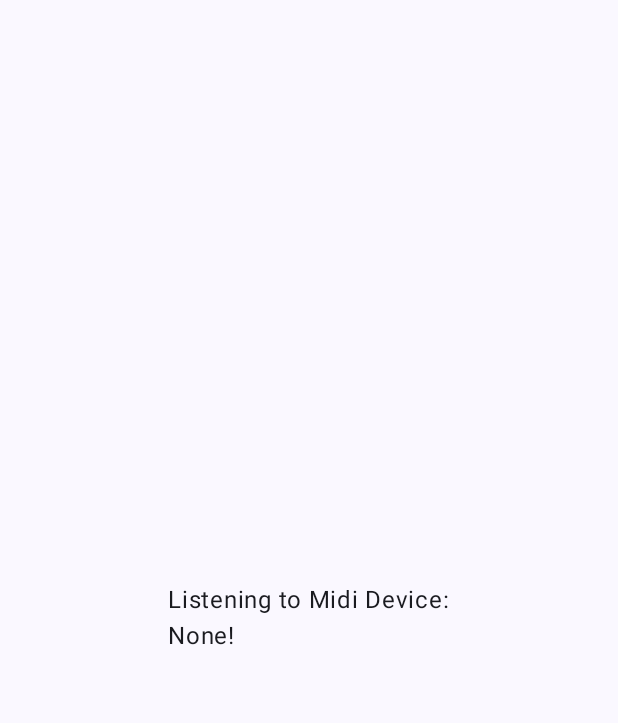
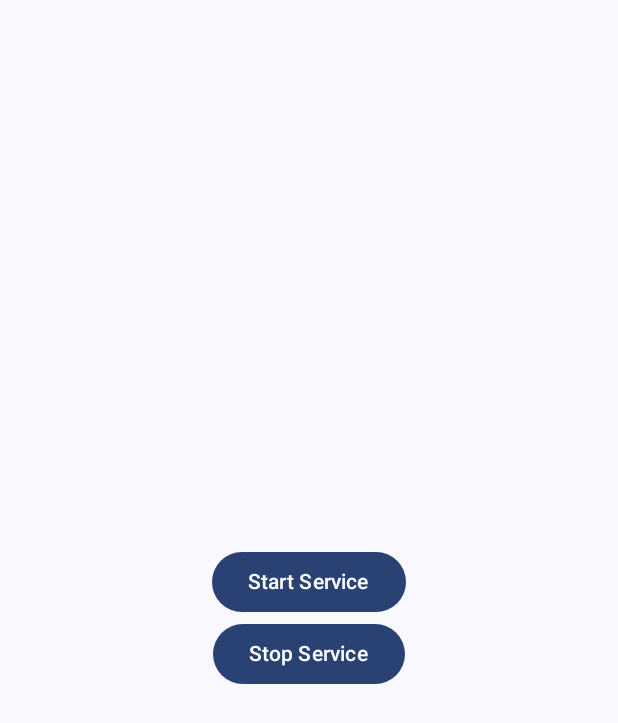
Before and after one commit to dkxl/midi2link, an Android app built with Jetpack Compose: the screen it shows after launch (MainActivity), on a phone screen of 412 x 824 dp. Shown: the top 723 px of the screen. Run offline under Robolectric (Android 15) with nearby library versions, the phone set to English and light mode, and no system bars.

Commit message:
Request Notification permissions if not previously granted, then allow foreground services to be started. Make sure the midi device xml defines the name, or MobileSheets will not recognise the device.

```diff
--- a/app/build.gradle.kts
+++ b/app/build.gradle.kts
@@ -55,8 +55,9 @@ dependencies {
     implementation(libs.androidx.compose.ui.graphics)
     implementation(libs.androidx.compose.ui.tooling.preview)
     implementation(libs.androidx.compose.material3)
-    implementation(libs.midi.events)
-    implementation(libs.midi.devices)
+    implementation(libs.accompanist.permissions)
+//    implementation(libs.midi.events)
+//    implementation(libs.midi.devices)
     testImplementation(libs.junit)
     androidTestImplementation(libs.androidx.junit)
     androidTestImplementation(libs.androidx.espresso.core)
--- a/app/src/main/java/com/example/midi2link/MainActivity.kt
+++ b/app/src/main/java/com/example/midi2link/MainActivity.kt
@@ -1,29 +1,112 @@
 package com.example.midi2link
 
+import android.Manifest
+import android.content.Context
+import android.content.Intent
+import android.os.Build
 import android.os.Bundle
 import androidx.activity.ComponentActivity
 import androidx.activity.compose.setContent
 import androidx.activity.enableEdgeToEdge
+import androidx.compose.foundation.layout.Arrangement
+import androidx.compose.foundation.layout.Column
 import androidx.compose.foundation.layout.fillMaxSize
+import androidx.compose.foundation.layout.padding
+import androidx.compose.material3.Button
+import androidx.compose.material3.Scaffold
 import androidx.compose.material3.Surface
+import androidx.compose.material3.Text
+import androidx.compose.runtime.Composable
+import androidx.compose.ui.Alignment
 import androidx.compose.ui.Modifier
-import com.example.midi2link.ui.Midi2LinkApp
+import androidx.compose.ui.platform.LocalContext
 import com.example.midi2link.ui.theme.Midi2LinkTheme
+import com.google.accompanist.permissions.ExperimentalPermissionsApi
+import com.google.accompanist.permissions.isGranted
+import com.google.accompanist.permissions.rememberPermissionState
+import com.google.accompanist.permissions.shouldShowRationale
+
+
+private fun manageForegroundService(context: Context, action: String) {
+    with(context) {
+        val serviceIntent = Intent(this, ForegroundService::class.java)
+        serviceIntent.action = action
+        startService(serviceIntent)
+    }
+}
 
 
 class MainActivity : ComponentActivity() {
     override fun onCreate(savedInstanceState: Bundle?) {
+        super.onCreate(savedInstanceState)
+
         enableEdgeToEdge()
-        super.onCreate(savedInstanceState)
         setContent {
             Midi2LinkTheme {
                 // A surface container using the 'background' color from the theme
                 Surface(
                     modifier = Modifier.fillMaxSize(),
                 ) {
-                    Midi2LinkApp()
+                    Scaffold {
+                        title = "MIDI 2 Link"
+                        Midi2LinkMain(Modifier.padding(it))
+                    }
                 }
             }
         }
     }
 }
+
+@OptIn(ExperimentalPermissionsApi::class)
+@Composable
+fun Midi2LinkMain(modifier: Modifier = Modifier) {
+    Column (
+        modifier = modifier.fillMaxSize(),
+        horizontalAlignment = Alignment.CenterHorizontally,
+        verticalArrangement = Arrangement.Center
+    ) {
+        if (Build.VERSION.SDK_INT >= Build.VERSION_CODES.TIRAMISU) {
+            val notificationPermissionState = rememberPermissionState(
+                Manifest.permission.POST_NOTIFICATIONS
+            )
+
+            if (notificationPermissionState.status.isGranted) {
+                Midi2LinkControls(modifier)
+            } else {
+                val textToShow = if (notificationPermissionState.status.shouldShowRationale) {
+                    "Notification permission is required so this app can continue to run in the background" +
+                            " Please grant the permission."
+                } else {
+                    "Notification permission is required so this app can continue to run in the background." +
+                            " Please grant the permission"
+                }
+                Text(textToShow)
+                Button(onClick = { notificationPermissionState.launchPermissionRequest() }) {
+                    Text("Request permission")
+                }
+            }
+        } else {
+            // Notification permissions not required until TIRAMISU
+            Midi2LinkControls(modifier)
+        }
+    }
+}
+
+
+@Composable
+fun Midi2LinkControls(modifier: Modifier = Modifier) {
+    val context = LocalContext.current
+
+    Button(onClick = {
+        val action = ForegroundService.Action.START.toString()
+        manageForegroundService(context, action)
+    }) {
+        Text(text = "Start Service")
+    }
+    Button(onClick = {
+        val action = ForegroundService.Action.STOP.toString()
+        manageForegroundService(context, action)
+    }) {
+        Text(text = "Stop Service")
+    }
+}
--- a/app/src/main/java/com/example/midi2link/ui/Midi2LinkApp.kt
+++ /dev/null
@@ -1,58 +0,0 @@
-package com.example.midi2link.ui
-
-import androidx.compose.foundation.layout.Arrangement
-import androidx.compose.foundation.layout.Column
-import androidx.compose.foundation.layout.Row
-import androidx.compose.foundation.layout.fillMaxSize
-import androidx.compose.foundation.layout.padding
-import androidx.compose.foundation.layout.safeDrawingPadding
-import androidx.compose.foundation.layout.statusBarsPadding
-import androidx.compose.material3.Text
-import androidx.compose.runtime.Composable
-import androidx.compose.ui.Alignment
-import androidx.compose.ui.Modifier
-import androidx.compose.ui.tooling.preview.Preview
-import androidx.compose.ui.unit.dp
-import com.example.midi2link.ui.theme.Midi2LinkTheme
-
-@Composable
-fun Midi2LinkApp() {
-
-    val curDevice = "None"
-
-    HomeScreen(
-        device = curDevice,
-        modifier = Modifier
-            .statusBarsPadding()
-            .fillMaxSize()
-            .safeDrawingPadding()
-            .padding(horizontal = 8.dp, vertical = 8.dp),
-    )
-
-}
-
-@Composable
-private fun HomeScreen(device: String, modifier: Modifier = Modifier) {
-    Row (
-         modifier = modifier.padding(24.dp),
-         verticalAlignment = Alignment.CenterVertically
-    ) {
-        Column(
-            modifier = modifier.fillMaxSize(),
-            verticalArrangement = Arrangement.Center,
-            horizontalAlignment = Alignment.CenterHorizontally
-            ) {
-            Text(
-                text = "Listening to Midi Device:\n$device!",
-            )
-        }
-    }
-}
-
-@Preview(showBackground = true, widthDp = 320, heightDp = 320)
-@Composable
-fun Midi2LinkAppPreview() {
-    Midi2LinkTheme {
-        Midi2LinkApp()
-    }
-}
--- a/app/src/main/res/values/strings.xml
+++ b/app/src/main/res/values/strings.xml
@@ -1,3 +1,5 @@
 <resources>
     <string name="app_name">Midi2Link</string>
+    <string name="midi_service_name">MIDI to Link</string>
+    <string name="foreground_service_name">MIDI to Link</string>
 </resources>
--- /dev/null
+++ b/app/src/main/res/xml/device_info.xml
@@ -0,0 +1,5 @@
+<devices>
+    <device manufacturer="DKXL" product="Midi2Link" name="MIDI to Link">
+        <output-port name="output" />
+    </device>
+</devices>
```
Also changed, not shown: app/src/main/AndroidManifest.xml (+25 -0 lines), app/src/main/java/com/example/midi2link/ForegroundService.kt (added, +56 -0 lines), app/src/main/java/com/example/midi2link/VirtualMidiDeviceService.kt (added, +43 -0 lines), app/src/main/java/com/example/midi2link/midi/MidiListener.kt (deleted, +0 -9 lines), gradle.properties (+10 -0 lines), gradle/libs.versions.toml (+5 -6 lines), gradle/wrapper/gradle-wrapper.properties.
